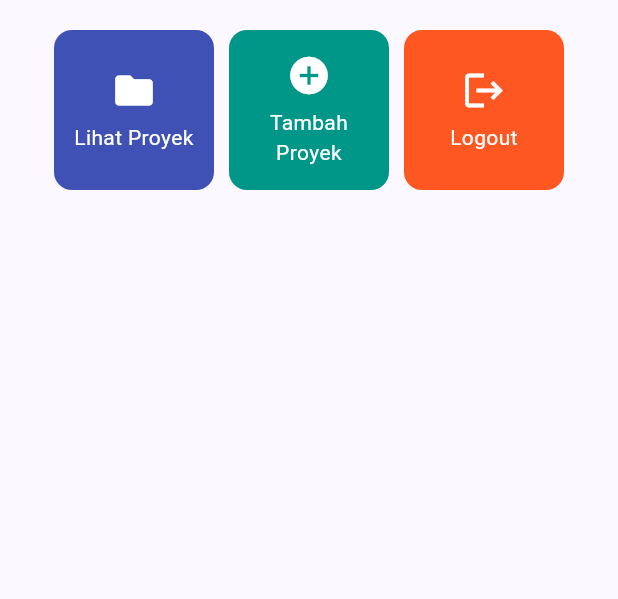
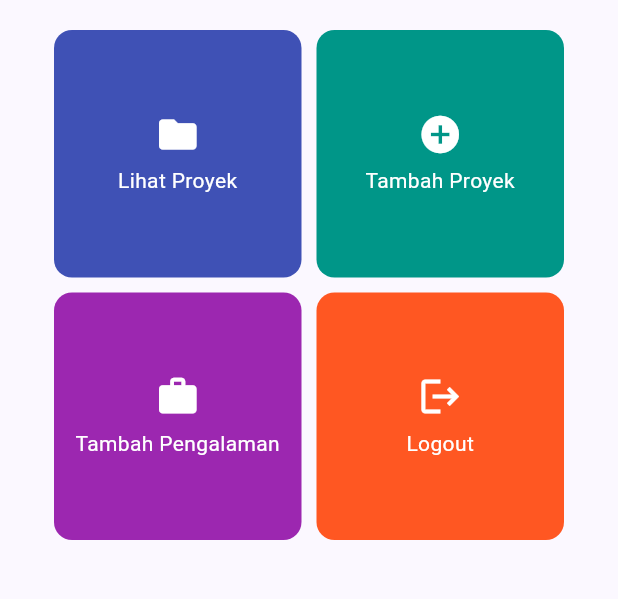
Before and after one commit to hasyaazzahra256/myportofolio_mobile, a Flutter app: the screen it shows after launch, on a phone screen of 412 x 824 dp, the part 387-986 px from its top. Run offline on Flutter 3.47's test engine with Material 3 defaults, Android fonts, the phone set to English and light mode, and no system bars.

Commit message:
feat: add Tambah Pengalaman action card on home screen

```diff
--- a/lib/screens/menu.dart
+++ b/lib/screens/menu.dart
@@ -12,6 +12,7 @@ class MyHomePage extends StatelessWidget {
   final List<ItemHomepage> items = [
     ItemHomepage("Lihat Proyek", Icons.folder, Colors.indigo),
     ItemHomepage("Tambah Proyek", Icons.add_circle, Colors.teal),
+    ItemHomepage("Tambah Pengalaman", Icons.work, Colors.purple),
     ItemHomepage("Logout", Icons.logout, Colors.deepOrange),
   ];
 
@@ -62,7 +63,7 @@ class MyHomePage extends StatelessWidget {
                     padding: const EdgeInsets.all(20),
                     crossAxisSpacing: 10,
                     mainAxisSpacing: 10,
-                    crossAxisCount: 3,
+                    crossAxisCount: 2,
                     shrinkWrap: true,
                     children: items.map((ItemHomepage item) {
                       return ItemCard(item);
```
Also changed, not shown: lib/widgets/project_card.dart (+8 -0 lines).
